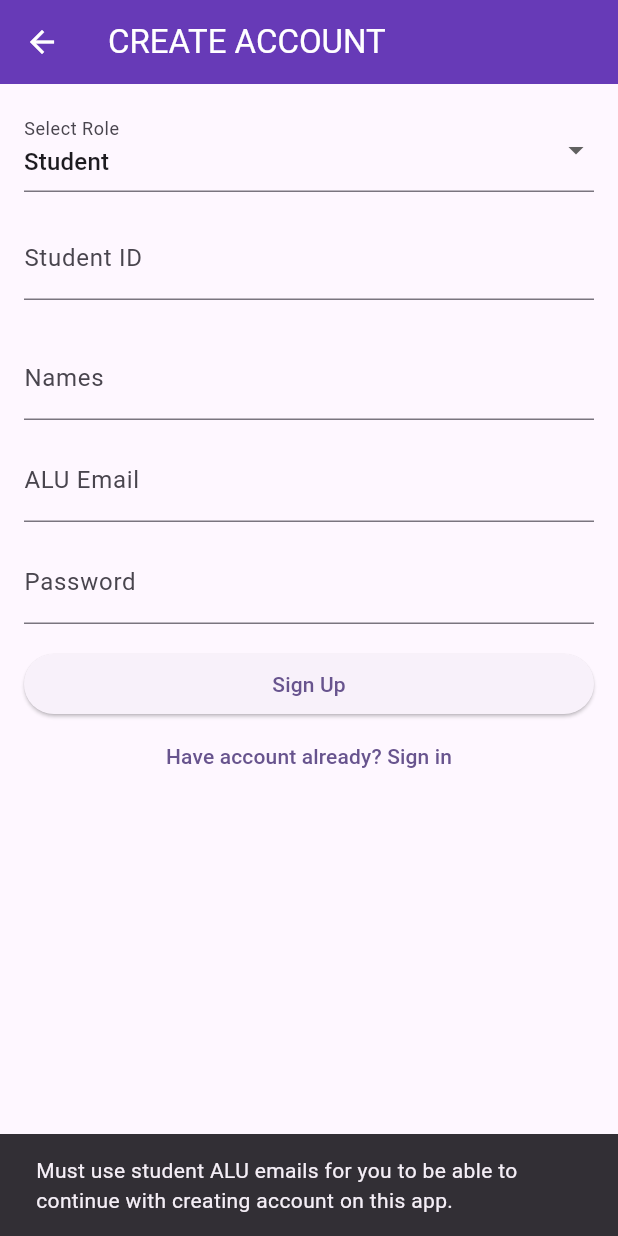
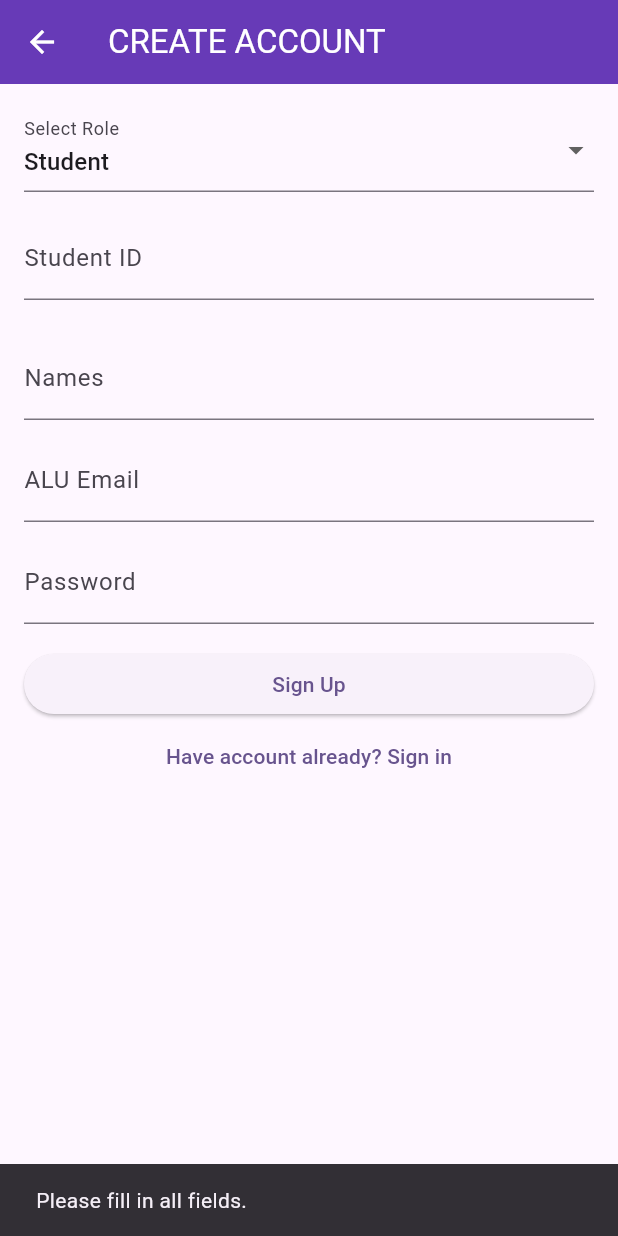
Before and after one commit to nIgihozo/CampusReportingApp, a Flutter app: the SignupScreen screen opened directly, after a tap on "Sign Up", on a phone screen of 412 x 824 dp. Run offline on Flutter 3.47's test engine with Material 3 defaults, Android fonts, the phone set to English and light mode, and no system bars; our stand-ins replace cloud_firestore, firebase_auth, firebase_core, flutter_dotenv, flutter_image_compress, image_picker; accounts and stored records are empty.

Commit message:
Adding error handling for logging in and sign up

```diff
--- a/lib/screens/login_screen.dart
+++ b/lib/screens/login_screen.dart
@@ -20,6 +20,14 @@
 
   // Handle Login
   void _handleLogin() async {
+    // Frontend validation
+    if (_emailController.text.trim().isEmpty || _passwordController.text.trim().isEmpty) {
+      ScaffoldMessenger.of(context).showSnackBar(
+        const SnackBar(content: Text('Please fill in all fields.')),
+      );
+      return;
+    }
+
     setState(() => _isLoading = true);
     String? err = await _authService.signIn(
       _emailController.text.trim(),
@@ -51,7 +59,6 @@
     String? err = await _authService.resetPassword(email);
     if (!mounted) return;
 
-    // SnackBar Message To Inform User About Password Reset Link Sent or Error
     ScaffoldMessenger.of(context).showSnackBar(
       SnackBar(content: Text(err ?? 'Password reset link sent to your email!')),
     );
@@ -76,7 +83,7 @@
             ),
             TextField(
               controller: _passwordController,
-              obscureText: _obscurePassword, // Controlled by toggle state
+              obscureText: _obscurePassword,
               decoration: InputDecoration(
                 labelText: 'Password',
                 suffixIcon: IconButton(
--- a/lib/screens/signup_screen.dart
+++ b/lib/screens/signup_screen.dart
@@ -1,4 +1,3 @@
-
 import 'package:flutter/material.dart';
 import '../service/auth_service.dart';
 import 'home_screen.dart';
@@ -20,7 +19,46 @@
   bool _isLoading = false;
   final _authService = AuthService();
 
+  //  Administrative account registration
+  static const String _secretAdminCode = 'ADMIN123';
+
   void _handleSignUp() async {
+    // 1. Frontend Empty Field Validation
+    if (_nameCtrl.text.trim().isEmpty ||
+        _emailCtrl.text.trim().isEmpty ||
+        _passCtrl.text.trim().isEmpty ||
+        _extraCtrl.text.trim().isEmpty) {
+      ScaffoldMessenger.of(context).showSnackBar(
+        const SnackBar(content: Text('Please fill in all fields.')),
+      );
+      return;
+    }
+
+    // 2. Email Formatting Validation
+    if (!_emailCtrl.text.trim().contains('@')) {
+      ScaffoldMessenger.of(context).showSnackBar(
+        const SnackBar(content: Text('Please enter a valid email address.')),
+      );
+      return;
+    }
+
+    // 3. Password Length Validation
+    if (_passCtrl.text.trim().length < 6) {
+      ScaffoldMessenger.of(context).showSnackBar(
+        const SnackBar(content: Text('Password must be at least 6 characters long.')),
+      );
+      return;
+    }
+
+    // 4. Admin Access Code Validation
+    if (_role == 'Admin' && _extraCtrl.text.trim() != _secretAdminCode) {
+      ScaffoldMessenger.of(context).showSnackBar(
+        const SnackBar(content: Text('Invalid Admin Access Code.')),
+      );
+      return;
+    }
+
+    // 5. Proceed with Firebase Signup if all local validations pass
     setState(() => _isLoading = true);
     String? err = await _authService.signUp(
       email: _emailCtrl.text.trim(),
@@ -36,7 +74,7 @@
       ScaffoldMessenger.of(context).showSnackBar(SnackBar(content: Text(err)));
     } else {
       ScaffoldMessenger.of(context).showSnackBar(
-        const SnackBar(content: Text('Account created! Please check your email for verification.')),
+        const SnackBar(content: Text('Account created successfully!')),
       );
       Navigator.pushReplacement(context, MaterialPageRoute(builder: (_) => const HomeScreen()));
     }
@@ -45,37 +83,72 @@
   @override
   Widget build(BuildContext context) {
     return Scaffold(
-      appBar: AppBar(title: const Text("CREATE ACCOUNT"), backgroundColor: Colors.deepPurple, foregroundColor: Colors.white),
+      appBar: AppBar(
+        title: const Text("CREATE ACCOUNT"),
+        backgroundColor: Colors.deepPurple,
+        foregroundColor: Colors.white,
+      ),
       body: Padding(
         padding: const EdgeInsets.all(16.0),
         child: ListView(
           children: [
             DropdownButtonFormField<String>(
               initialValue: _role,
-              items: ['Student', 'Faculty', 'Admin'].map((r) => DropdownMenuItem(value: r, child: Text(r))).toList(),
-              onChanged: (val) => setState(() => _role = val!),
+              items: ['Student', 'Faculty', 'Admin']
+                  .map((r) => DropdownMenuItem(value: r, child: Text(r)))
+                  .toList(),
+              onChanged: (val) => setState(() {
+                _role = val!;
+                _extraCtrl.clear(); // Clear extra field when switching roles
+              }),
               decoration: const InputDecoration(labelText: 'Select Role'),
             ),
             const SizedBox(height: 16),
             if (_role == 'Student') ...[
-              TextField(controller: _extraCtrl, decoration: const InputDecoration(labelText: 'Student ID')),
+              TextField(
+                controller: _extraCtrl,
+                decoration: const InputDecoration(labelText: 'Student ID'),
+              ),
             ] else if (_role == 'Faculty') ...[
-              TextField(controller: _extraCtrl, decoration: const InputDecoration(labelText: 'Department Name')),
+              TextField(
+                controller: _extraCtrl,
+                decoration: const InputDecoration(labelText: 'Department Name'),
+              ),
             ] else if (_role == 'Admin') ...[
-              TextField(controller: _extraCtrl, decoration: const InputDecoration(labelText: 'Admin Access Code'), obscureText: true),
+              TextField(
+                controller: _extraCtrl,
+                decoration: const InputDecoration(labelText: 'Admin Access Code'),
+                obscureText: true,
+              ),
             ],
             const SizedBox(height: 24),
-            TextField(controller: _nameCtrl, decoration: const InputDecoration(labelText: 'Names')),
+            TextField(
+              controller: _nameCtrl,
+              decoration: const InputDecoration(labelText: 'Names'),
+            ),
             const SizedBox(height: 12),
-            TextField(controller: _emailCtrl, decoration: const InputDecoration(labelText: 'ALU Email')),
+            TextField(
+              controller: _emailCtrl,
+              decoration: const InputDecoration(labelText: 'ALU Email'),
+            ),
             const SizedBox(height: 12),
-            TextField(controller: _passCtrl, decoration: const InputDecoration(labelText: 'Password'), obscureText: true),
+            TextField(
+              controller: _passCtrl,
+              decoration: const InputDecoration(labelText: 'Password'),
+              obscureText: true,
+            ),
             const SizedBox(height: 16),
             _isLoading
                 ? const Center(child: CircularProgressIndicator())
-                : ElevatedButton(onPressed: _handleSignUp, child: const Text('Sign Up')),
+                : ElevatedButton(
+                    onPressed: _handleSignUp,
+                    child: const Text('Sign Up'),
+                  ),
             TextButton(
-              onPressed: () => Navigator.push(context, MaterialPageRoute(builder: (_) => const LoginScreen())),
+              onPressed: () => Navigator.push(
+                context,
+                MaterialPageRoute(builder: (_) => const LoginScreen()),
+              ),
               child: const Text('Have account already? Sign in'),
             ),
           ],
```
